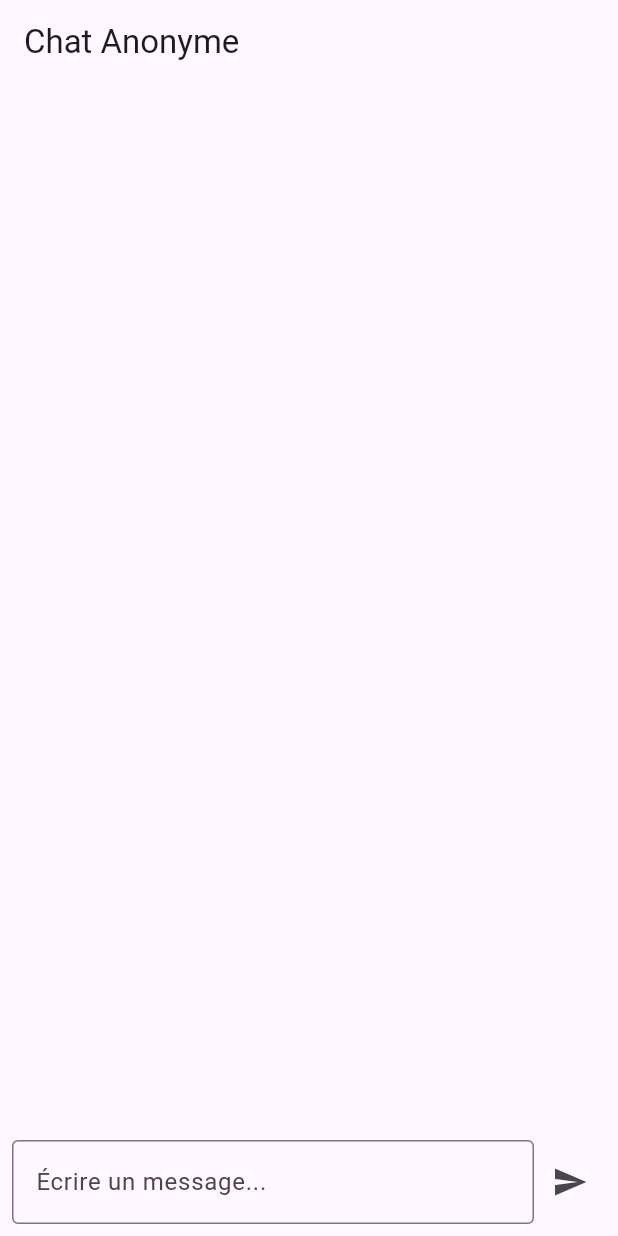
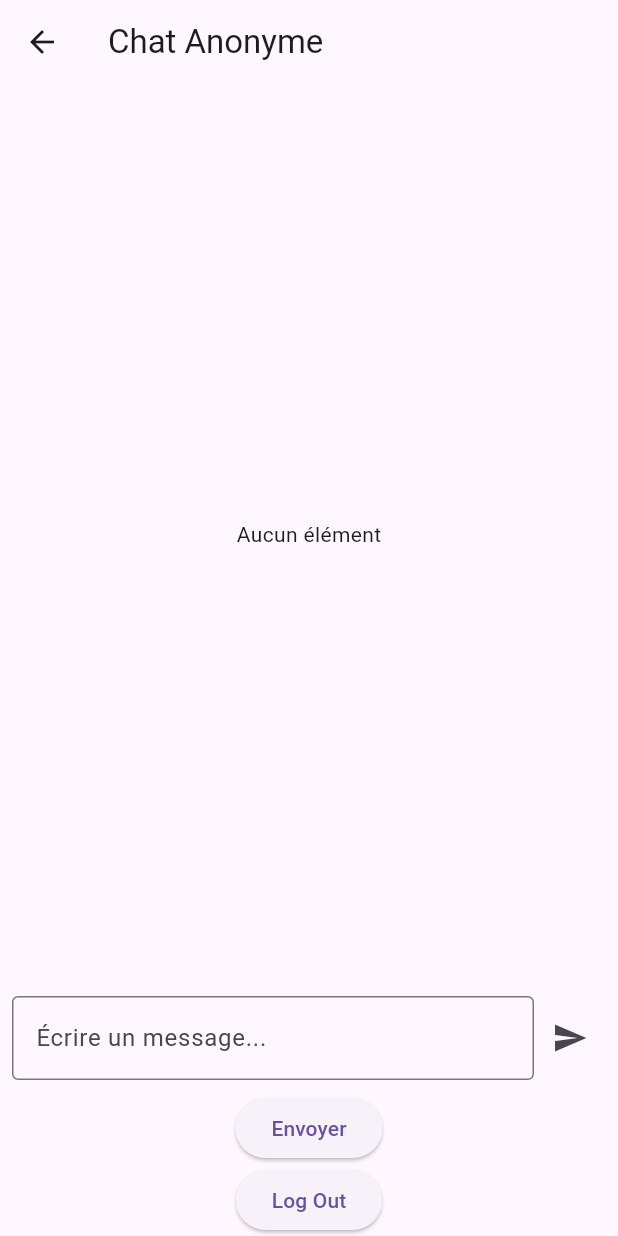
Before and after one commit to geof34730/flutternow-supabase-realtime, a Flutter app: the ChatScreen screen opened directly, after a tap on the "send" icon, on a phone screen of 412 x 824 dp. Run offline on Flutter 3.47's test engine with Material 3 defaults, Android fonts, the phone set to English and light mode, and no system bars; our stand-ins replace flutter_dotenv, supabase_flutter; accounts and stored records are empty; network calls fail.

Commit message:
add login for user id in the chat

```diff
--- a/lib/Ui/Widgets/ChatScreen.dart
+++ b/lib/Ui/Widgets/ChatScreen.dart
@@ -1,5 +1,7 @@
 import 'package:flutter/material.dart';
 import 'package:supabase_flutter/supabase_flutter.dart';
+
+import '../../Services/Supabase-Auth.dart';
 
 class ChatScreen extends StatefulWidget {
   @override
@@ -8,59 +10,67 @@
 
 class _ChatScreenState extends State<ChatScreen> {
   final SupabaseClient supabase = Supabase.instance.client;
+  late final Stream<List<Map<String, dynamic>>> _messagesStream;
+  final streamMessage = Supabase.instance.client.from('messages').stream(primaryKey: ['id','content']);
+
   final TextEditingController _messageController = TextEditingController();
-  List<Map<String, dynamic>> messages = [];
 
   @override
   void initState() {
     super.initState();
-    _fetchMessages();
-    _subscribeToRealtime();
+    subscribeChannelMessages();
+    _messagesStream = supabase
+        .from('messages')
+        .stream(primaryKey: ['id'])
+        .order('created_at')
+        .map((maps) => maps.cast<Map<String, dynamic>>());
   }
 
-  // Charger les messages existants
-  void _fetchMessages() async {
-
-
-    final response = await supabase
-
-        .from('messages')
-        .select()
-        .order('created_at', ascending: true);
-
-    print("**************Messages: ${response}");
-    setState(() {
-      messages = List<Map<String, dynamic>>.from(response);
-    });
-  }
-
-  // Activer la mise à jour en temps réel
-  void _subscribeToRealtime() {
-    supabase.channel('messages_channel')
-        .onPostgresChanges(
-      event: PostgresChangeEvent.insert,  // Écoute uniquement les nouveaux messages
+  void subscribeChannelMessages() {
+    supabase.channel('messages').onPostgresChanges(
+      event: PostgresChangeEvent.all,
       schema: 'public',
       table: 'messages',
       callback: (payload) {
+        print('Change received: ${payload.toString()}');
+      },
+    ).subscribe((status, [error]) {
+          if (status == RealtimeSubscribeStatus.closed) {
+            print('!!!!!! CLOSED !!!!!!!');
+          }
+          else{
+            print('!!!!!! OPEN !!!!!!!');
+          }
+        }
+    );
+  }
 
-        print("**************Nouveau message: ${payload.newRecord}");
-        setState(() {
-          //messages.add(payload.newRecord!);
-        });
-      },
-    )
-        .subscribe();
+  void handleInserts(payload) {
+    print('Change received! $payload');
   }
 
 
+
+
+
+
+  bool messageOwner(Map<String, dynamic> message) {
+    return message['user_id'] == supabase.auth.currentUser!.id;
+  }
+
   // Envoyer un message
   void _sendMessage() async {
-    if (_messageController.text.trim().isEmpty) return;
+    //if (_messageController.text.trim().isEmpty) return;
+    print(supabase.auth.currentUser!.id);
+    await supabase
+        .from('messages')
+        .insert({'content': _messageController.text, 'user_id': supabase.auth.currentUser!.id});
 
-    await supabase.from('messages').insert({
+    print(_messageController.text);
+  /*  await supabase.from('messages').insert({
       'content': _messageController.text,
     });
-
+*/
     _messageController.clear();
   }
 
@@ -71,16 +81,41 @@
       body: Column(
         children: [
           Expanded(
-            child: ListView.builder(
-              itemCount: messages.length,
-              itemBuilder: (context, index) {
-                final message = messages[index];
-                return ListTile(
-                  title: Text(message['content']),
-                  subtitle: Text(message['created_at']),
+            child: StreamBuilder<List<Map<String, dynamic>>>(
+              stream: _messagesStream,
+              builder: (context, snapshot) {
+                print("snapshot.data: ${snapshot.data}");
+
+
+                if (!snapshot.hasData || snapshot.data!.isEmpty) {
+                  return Center(child: Text('Aucun élément'));
+                }
+                return ListView.builder(
+                    itemCount: snapshot.data!.length,
+                    itemBuilder: (context, index) {
+                        return ListTile(
+                          title: Container(
+                            constraints: BoxConstraints(
+                                 minWidth: 10, maxWidth: 20),
+                            alignment: messageOwner(snapshot.data![index]) ? Alignment.centerLeft : Alignment.centerRight,
+                            decoration: BoxDecoration(
+
+                              color: messageOwner(snapshot.data![index]) ? Colors.green : Colors.grey,
+                              borderRadius: BorderRadius.circular(10),
+                            ),
+                            padding: EdgeInsets.all(10),
+                            child: Text(
+                                snapshot.data![index]['content'],
+                                style: TextStyle(
+                                  color: Colors.white,
+                                ),
+                            ),
+                          )
+                        );
+                    }
                 );
               },
-            ),
+            )
           ),
           Padding(
             padding: const EdgeInsets.all(8.0),
@@ -102,6 +137,13 @@
               ],
             ),
           ),
+          ElevatedButton(onPressed: _sendMessage, child: Text("Envoyer")),
+          ElevatedButton(
+            onPressed: () {
+              SupabaseAuthService().signOutUser();
+            },
+            child: const Text('Log Out'),
+          )
         ],
       ),
     );
```
Also changed, not shown: lib/Services/Supabase-Auth.dart (added, +41 -0 lines), lib/Ui/Widgets/AuthRegister.dart (added, +112 -0 lines), lib/Ui/Widgets/AuthSignIn.dart (added, +75 -0 lines), lib/main.dart (+32 -1 lines), 1 other file.
